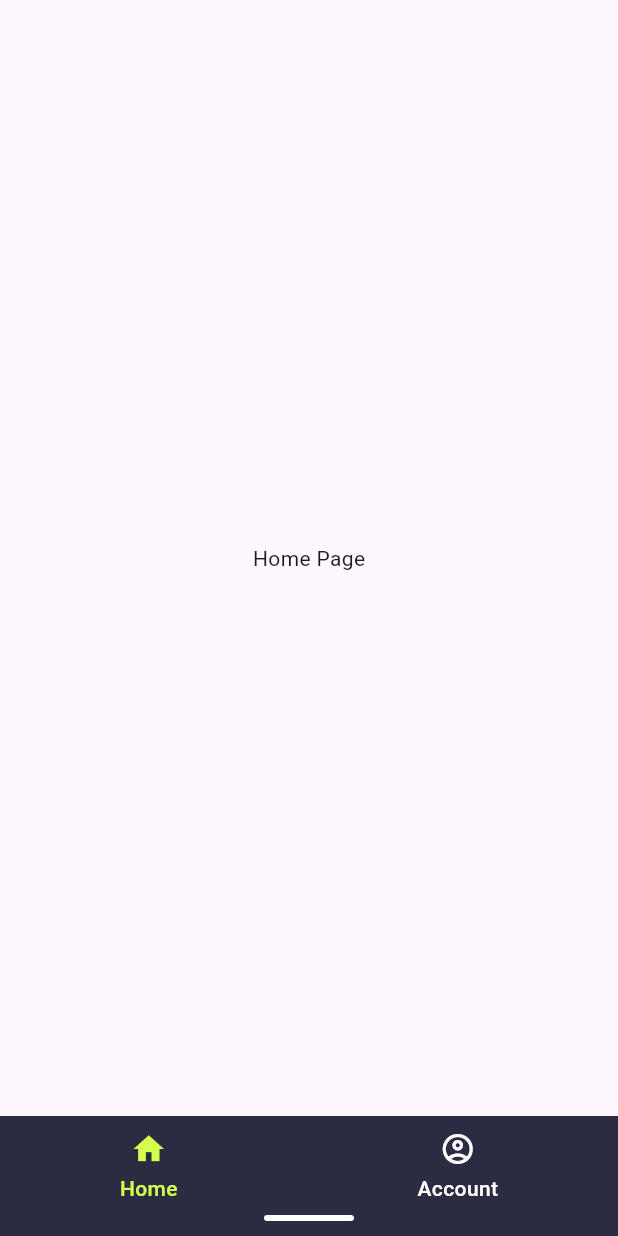
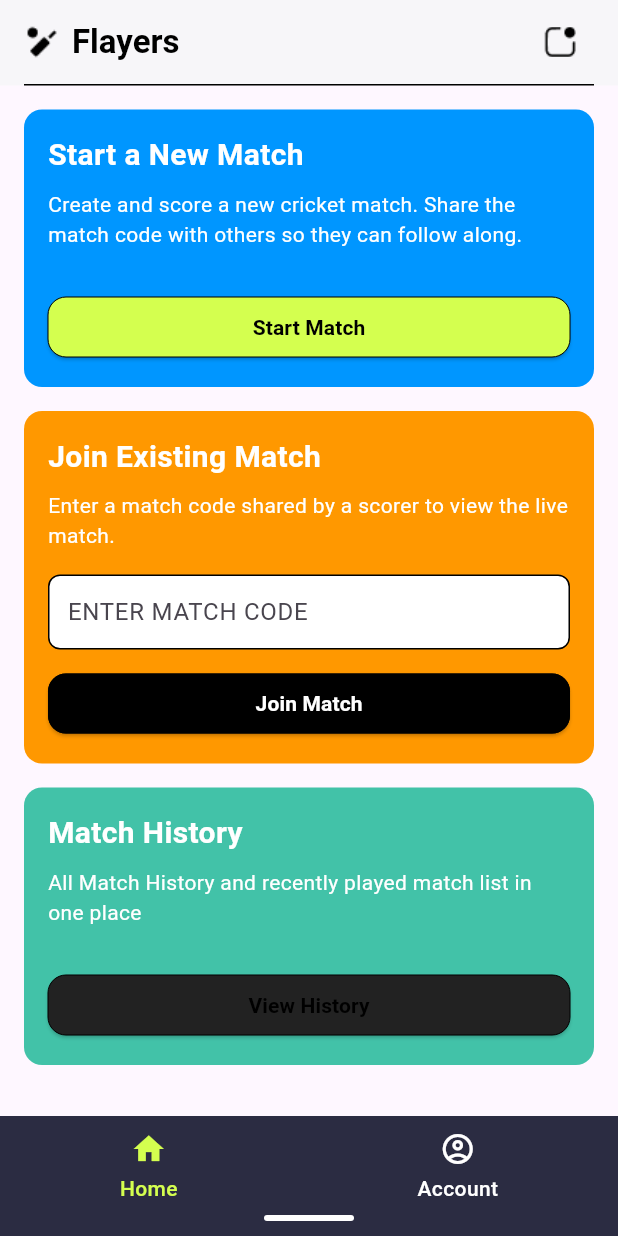
Before and after one commit to ganesh20060705/flayers, a Flutter app: the screen it shows after launch, on a phone screen of 412 x 824 dp. Run offline on Flutter 3.47's test engine with Material 3 defaults, Android fonts, the phone set to English and light mode, and no system bars.

Commit message:
add files

```diff
--- a/lib/pages/home_page.dart
+++ b/lib/pages/home_page.dart
@@ -1,6 +1,5 @@
 import 'package:flutter/material.dart';
 import 'package:flayer/components/bottom_nav_bar.dart';
-
 class HomePage extends StatefulWidget {
   const HomePage({super.key});
 
@@ -10,32 +9,232 @@ class HomePage extends StatefulWidget {
 
 class _HomePageState extends State<HomePage> {
   int currentIndex = 0;
-  late Widget currentPage;
 
-  final List<Widget> pages = [
-    Center(child: Text("Home Page")),
-    Center(child: Text("Account Page")),
-  ];
+  final List<Widget> pages = [];
 
   @override
   void initState() {
     super.initState();
-    currentPage = pages[currentIndex];
+    pages.addAll([
+      const HomeContent(),
+      const Center(child: Text("Account Page")),
+    ]);
   }
 
   @override
   Widget build(BuildContext context) {
     return Scaffold(
-      body: currentPage,
+      appBar: const CustomAppBar(),
+      body: pages[currentIndex],
       bottomNavigationBar: CustomBottomNavBar(
         selectedIndex: currentIndex,
         onItemTapped: (index) {
           setState(() {
             currentIndex = index;
-            currentPage = pages[index];
           });
         },
       ),
     );
   }
 }
+
+// ✅ Custom App Bar
+class CustomAppBar extends StatelessWidget implements PreferredSizeWidget {
+  const CustomAppBar({super.key});
+
+  @override
+  Widget build(BuildContext context) {
+    return AppBar(
+      backgroundColor: Colors.white,
+      elevation: 1,
+      title: Row(
+  children: [
+    Image.asset(
+      'lib/assets/app_icon.png',
+      width: 24,
+      height: 24,
+    ),
+    const SizedBox(width: 8),
+    const Text(
+      "Flayers",
+      style: TextStyle(color: Colors.black, fontWeight: FontWeight.bold),
+    ),
+  ],
+),
+
+      actions: [
+  Padding(
+    padding: const EdgeInsets.only(right: 16),
+    child: GestureDetector(
+      onTap: () {
+        // Optional: handle tap on notification icon
+      },
+      child: Image.asset(
+        'lib/assets/notification.png',
+        width: 45,
+        height: 45,
+      ),
+    ),
+  ),
+],
+
+      bottom: PreferredSize(
+        preferredSize: const Size.fromHeight(1),
+        child: Padding(
+          padding: const EdgeInsets.symmetric(horizontal: 16),
+          child: Container(
+            height: 1,
+            color: Colors.black,
+          ),
+        ),
+      ),
+    );
+  }
+
+  @override
+  Size get preferredSize => const Size.fromHeight(kToolbarHeight + 1);
+}
+
+// ✅ HomeContent Widget
+class HomeContent extends StatelessWidget {
+  const HomeContent({super.key});
+
+  @override
+  Widget build(BuildContext context) {
+    return SingleChildScrollView(
+      padding: const EdgeInsets.all(16),
+      child: Column(
+        children: [
+          buildCard(
+            title: "Start a New Match",
+            description:
+                "Create and score a new cricket match. Share the match code with others so they can follow along.",
+            color: const Color(0xFF0096FF),
+            buttonText: "Start Match",
+            buttonColor: const Color(0xFFD4FF4F),
+            textColor: Colors.white,
+          ),
+          const SizedBox(height: 16),
+          buildCard(
+            title: "Join Existing Match",
+            description:
+                "Enter a match code shared by a scorer to view the live match.",
+            color: Colors.orange,
+            buttonText: "Join Match",
+            buttonColor: Colors.black,
+            showTextField: true,
+          ),
+          const SizedBox(height: 16),
+          buildCard(
+            title: "Match History",
+            description:
+                "All Match History and recently played match list in one place",
+            color: const Color(0xFF42C2A8),
+            buttonText: "View History",
+            buttonColor: const Color(0xFF222222),
+          ),
+        ],
+      ),
+    );
+  }
+
+  Widget buildCard({
+    required String title,
+    required String description,
+    required Color color,
+    required String buttonText,
+    required Color buttonColor,
+    Color textColor = Colors.white,
+    bool showTextField = false,
+  }) {
+    return Container(
+      width: double.infinity,
+      padding: const EdgeInsets.all(16),
+      decoration: BoxDecoration(
+        color: color,
+        borderRadius: BorderRadius.circular(12),
+      ),
+      child: Column(
+        crossAxisAlignment: CrossAxisAlignment.start,
+        children: [
+          Text(title,
+              style: TextStyle(
+                color: textColor,
+                fontSize: 20,
+                fontWeight: FontWeight.bold,
+              )),
+          const SizedBox(height: 8),
+          Text(description,
+              style: TextStyle(
+                color: textColor,
+                fontSize: 14,
+              )),
+          const SizedBox(height: 16),
+          if (showTextField)
+            Container(
+              padding: const EdgeInsets.symmetric(horizontal: 12),
+              decoration: BoxDecoration(
+                color: Colors.white,
+                border: Border.all(color: Colors.black),
+                borderRadius: BorderRadius.circular(8),
+              ),
+              child: const TextField(
+                decoration: InputDecoration(
+                  hintText: "ENTER MATCH CODE",
+                  border: InputBorder.none,
+                ),
+              ),
+            ),
+          const SizedBox(height: 12),
+          SizedBox(
+            width: double.infinity,
+            child: ElevatedButton(
+              onPressed: () {},
+              style: ElevatedButton.styleFrom(
+                backgroundColor: buttonColor,
+                foregroundColor: Colors.white,
+                shape: RoundedRectangleBorder(
+                  borderRadius: BorderRadius.circular(12),
+                  side: BorderSide(
+                      color: Colors.black, width: showTextField ? 1.5 : 0),
+                ),
+              ),
+              child: Text(
+                buttonText,
+                style: TextStyle(
+                  color: showTextField ? Colors.white : Colors.black,
+                  fontWeight: FontWeight.bold,
+                ),
+              ),
+            ),
+          )
+        ],
+      ),
+    );
+  }
+}
+
+  Widget navItem({
+    required IconData icon,
+    required String label,
+    required bool isSelected,
+    required VoidCallback onTap,
+  }) {
+    return GestureDetector(
+      onTap: onTap,
+      child: Column(
+        children: [
+          Icon(icon,
+              color: isSelected ? const Color(0xFFD4FF4F) : Colors.white),
+          const SizedBox(height: 4),
+          Text(
+            label,
+            style: TextStyle(
+              color: isSelected ? const Color(0xFFD4FF4F) : Colors.white,
+              fontWeight: FontWeight.w500,
+            ),
+          ),
+        ],
+      ),
+    );
+  }
--- a/pubspec.yaml
+++ b/pubspec.yaml
@@ -58,8 +58,8 @@ flutter:
   uses-material-design: true
 
   # To add assets to your application, add an assets section, like this:
-  # assets:
-  #   - images/a_dot_burr.jpeg
+  assets:
+     - lib/assets/
   #   - images/a_dot_ham.jpeg
 
   # An image asset can refer to one or more resolution-specific "variants", see
```
Also changed, not shown: lib/assets/app_icon.png (added), lib/assets/notification.png (added).
